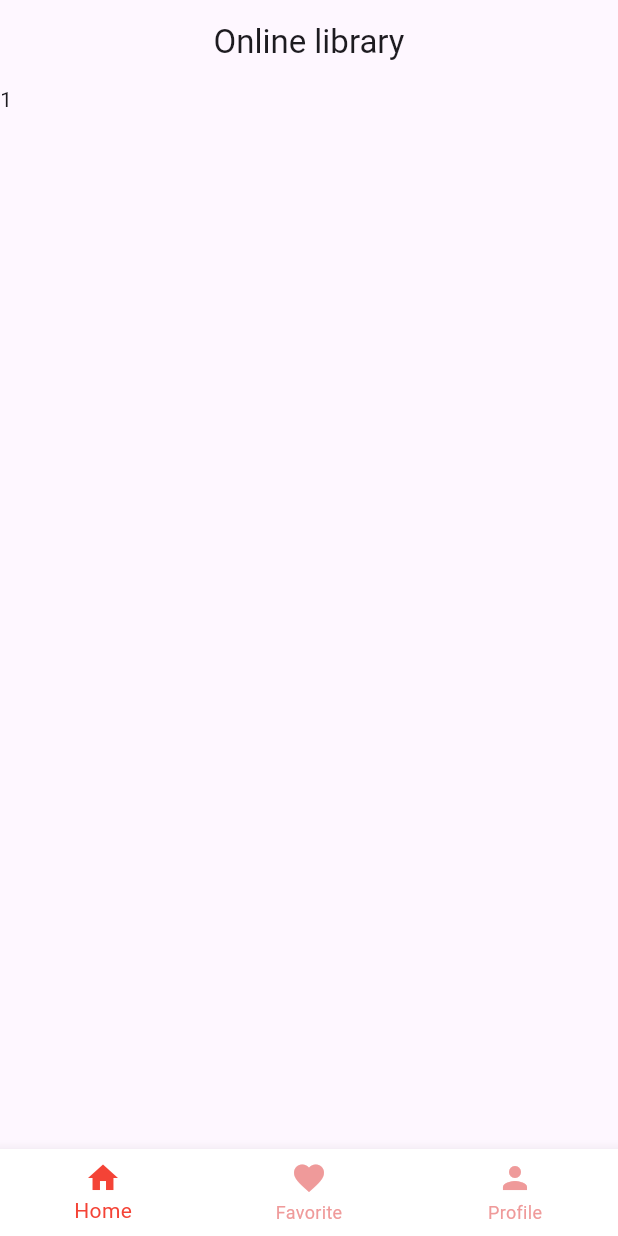
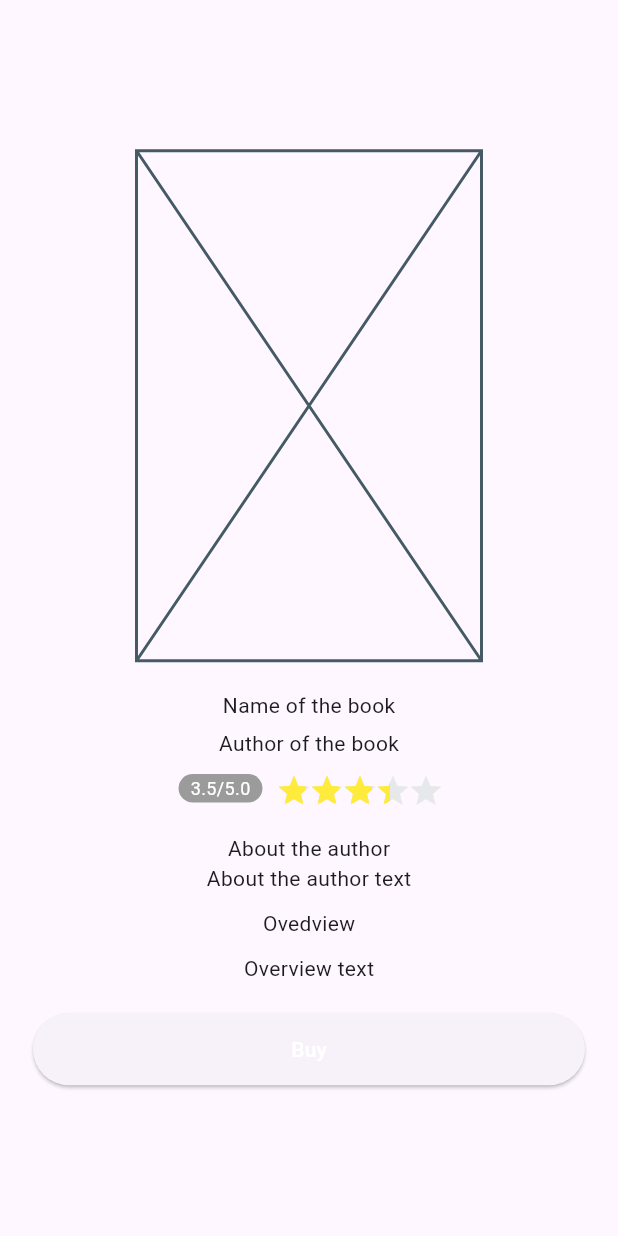
Before and after one commit to johnStuart00/OnlineLibrary, a Flutter app: the screen it shows after launch, on a phone screen of 412 x 824 dp. Run offline on Flutter 3.47's test engine with Material 3 defaults, Android fonts, the phone set to English and light mode, and no system bars; drawn by our look-alikes of flutter_rating_stars; our stand-ins replace get; generated files the repository leaves out were written again.

Commit message:
080320242249- read and buy page is complited

```diff
--- a/lib/main.dart
+++ b/lib/main.dart
@@ -1,6 +1,7 @@
 import 'package:flutter/material.dart';
 import 'package:get/get.dart';
 import 'package:online_library/pages/library_main_page/presentation/library_main_page.dart';
+import 'package:online_library/pages/read_and_buy_page/presentation/read_and_buy_page.dart';
 import 'package:online_library/pages/sing_up_page/presentation/sing_up_page.dart';
 import 'package:online_library/pages/welcome_page/presentation/welcome_page.dart';
 import 'package:flutter_gen/gen_l10n/app_localizations.dart';
@@ -20,12 +21,16 @@ class OnlineLibrary extends StatelessWidget {
       title: "Online Library",
       localizationsDelegates: AppLocalizations.localizationsDelegates,
       supportedLocales: AppLocalizations.supportedLocales,
-      initialRoute: '/libraryMain',
+      initialRoute: '/readAndBuyPage',
       getPages: [
         GetPage(name: '/welcome', page: () => const WelcomePage()),
         GetPage(name: '/singIn', page: () => const LogInPage()),
         GetPage(name: '/singUp', page: () => const SingUpPage()),
         GetPage(name: '/libraryMain', page: () => const LibraryMainPage()),
+        GetPage(
+          name: '/readAndBuyPage',
+          page: () => const ReadAndBuyPage(),
+        )
       ],
       theme: ThemeData(
           primaryColor: Colors.white,
--- /dev/null
+++ b/lib/pages/read_and_buy_page/presentation/read_and_buy_page.dart
@@ -0,0 +1,110 @@
+import 'package:flutter/material.dart';
+import 'package:flutter_rating_stars/flutter_rating_stars.dart';
+import 'package:online_library/widgets/style_button_widget.dart';
+
+class ReadAndBuyPage extends StatefulWidget {
+  const ReadAndBuyPage({super.key});
+
+  @override
+  State<ReadAndBuyPage> createState() => _ReadAndBuyPageState();
+}
+
+class _ReadAndBuyPageState extends State<ReadAndBuyPage> {
+  double value = 3.5;
+
+  @override
+  Widget build(BuildContext context) {
+    return Scaffold(
+      body: SafeArea(
+        child: Center(
+          child: Padding(
+            padding: const EdgeInsets.symmetric(horizontal: 22),
+            child: Column(
+              mainAxisAlignment: MainAxisAlignment.center,
+              children: [
+                Container(
+                  width: 230,
+                  height: 340,
+                  child: const Placeholder(),
+                ),
+                const SizedBox(height: 20),
+                const Text(
+                  'Name of the book',
+                  maxLines: 2,
+                  overflow: TextOverflow.ellipsis,
+                ),
+                const SizedBox(height: 5),
+                const Text(
+                  'Author of the book',
+                  maxLines: 1,
+                  overflow: TextOverflow.ellipsis,
+                ),
+                const SizedBox(height: 10),
+                RatingStars(
+                  value: value,
+                  onValueChanged: (v) {
+                    //
+                    setState(() {
+                      value = v;
+                    });
+                  },
+                  starBuilder: (index, color) => Icon(
+                    Icons.star,
+                    color: color,
+                  ),
+                  starCount: 5,
+                  starSize: 20,
+                  valueLabelColor: const Color(0xff9b9b9b),
+                  valueLabelTextStyle: const TextStyle(
+                      color: Colors.white,
+                      fontWeight: FontWeight.w400,
+                      fontStyle: FontStyle.normal,
+                      fontSize: 12.0),
+                  valueLabelRadius: 10,
+                  maxValue: 5,
+                  starSpacing: 2,
+                  maxValueVisibility: true,
+                  valueLabelVisibility: true,
+                  animationDuration: Duration(milliseconds: 1000),
+                  valueLabelPadding:
+                      const EdgeInsets.symmetric(vertical: 1, horizontal: 8),
+                  valueLabelMargin: const EdgeInsets.only(right: 8),
+                  starOffColor: const Color(0xffe7e8ea),
+                  starColor: Colors.yellow,
+                ),
+                const SizedBox(height: 20),
+                const Text('About the author'),
+                const Text(
+                  'About the author text',
+                  maxLines: 5,
+                  overflow: TextOverflow.ellipsis,
+                ),
+                const SizedBox(height: 10),
+                const Text(
+                  'Ovedview',
+                  maxLines: 3,
+                  overflow: TextOverflow.ellipsis,
+                ),
+                const SizedBox(height: 10),
+                const Text(
+                  'Overview text',
+                  maxLines: 2,
+                  overflow: TextOverflow.ellipsis,
+                ),
+                const SizedBox(
+                  height: 20,
+                ),
+                StyleButtonWidget(
+                    buttonName: 'Buy',
+                    onTap: () {},
+                    buttonColor: Colors.red,
+                    buttonBorderColor: Colors.white,
+                    buttonTextColor: Colors.white)
+              ],
+            ),
+          ),
+        ),
+      ),
+    );
+  }
+}
--- a/pubspec.yaml
+++ b/pubspec.yaml
@@ -39,6 +39,7 @@ dependencies:
     sdk: flutter
   intl: ^0.18.1
   get: ^4.6.6
+  flutter_rating_stars: ^1.0.3+4
 
 dev_dependencies:
   flutter_test:
```
Also changed, not shown: pubspec.lock.
